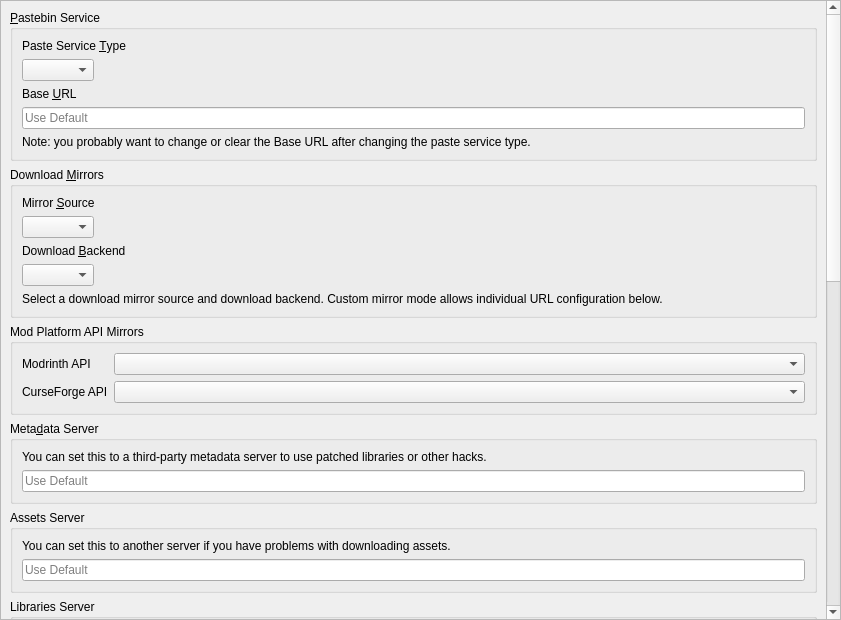
This is launcher/ui/pages/global/APIPage.ui in AndreaFrederica/LunaLauncher as Qt 5 draws it before an edit. The edited form follows.
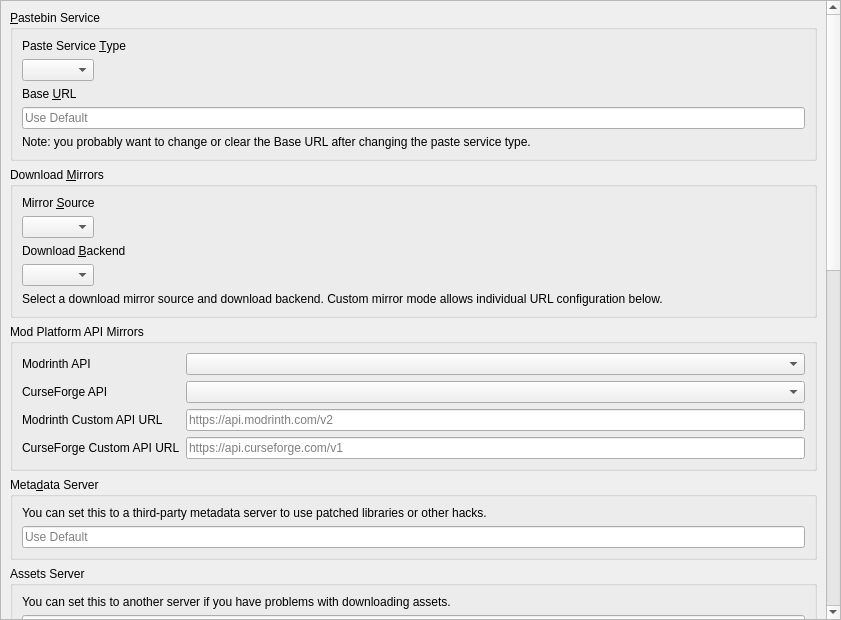
This is the edited form.

Commit message: feat(ui): add API status page

The edit to the form file:
```diff
--- a/launcher/ui/pages/global/APIPage.ui
+++ b/launcher/ui/pages/global/APIPage.ui
@@ -188,6 +188,46 @@
           <item row="1" column="1">
            <widget class="QComboBox" name="curseForgeMirrorComboBox"/>
           </item>
+           <item row="2" column="0">
+            <widget class="QLabel" name="modrinthMirrorURLLabel">
+             <property name="text">
+              <string>Modrinth Custom API URL</string>
+             </property>
+             <property name="buddy">
+              <cstring>modrinthMirrorURL</cstring>
+             </property>
+            </widget>
+           </item>
+           <item row="2" column="1">
+            <widget class="QLineEdit" name="modrinthMirrorURL">
+             <property name="placeholderText">
+              <string>https://api.modrinth.com/v2</string>
+             </property>
+             <property name="clearButtonEnabled">
+              <bool>true</bool>
+             </property>
+            </widget>
+           </item>
+           <item row="3" column="0">
+            <widget class="QLabel" name="curseForgeMirrorURLLabel">
+             <property name="text">
+              <string>CurseForge Custom API URL</string>
+             </property>
+             <property name="buddy">
+              <cstring>curseForgeMirrorURL</cstring>
+             </property>
+            </widget>
+           </item>
+           <item row="3" column="1">
+            <widget class="QLineEdit" name="curseForgeMirrorURL">
+             <property name="placeholderText">
+              <string>https://api.curseforge.com/v1</string>
+             </property>
+             <property name="clearButtonEnabled">
+              <bool>true</bool>
+             </property>
+            </widget>
+           </item>
          </layout>
         </widget>
        </item>
```
The commit also changes 2 other files.
